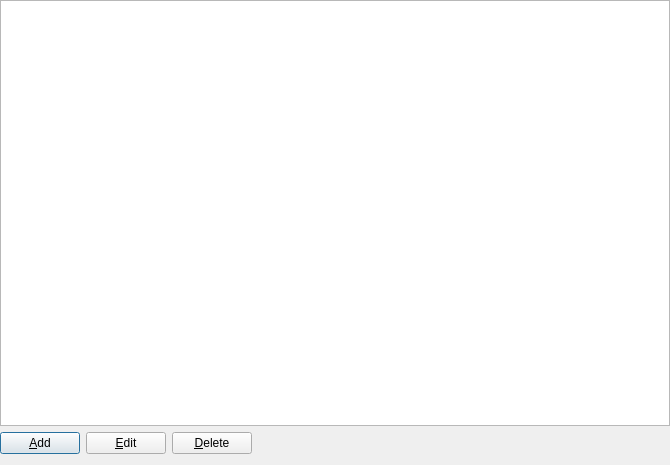
Old version of the form forms/heavenlybody/heavenlybodyoverview.ui in the repository fdeitelhoff/SolarSystemSimulation.
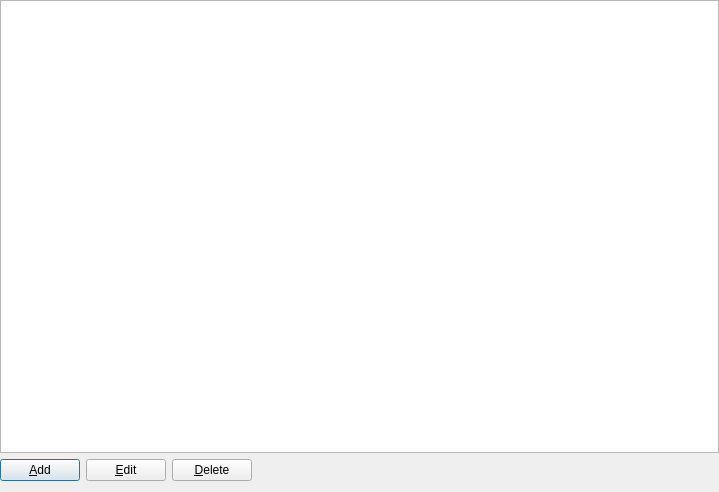
New version of the form.

What changed in the file:
```diff
--- a/forms/heavenlybody/heavenlybodyoverview.ui
+++ b/forms/heavenlybody/heavenlybodyoverview.ui
@@ -6,8 +6,8 @@
    <rect>
     <x>0</x>
     <y>0</y>
-    <width>670</width>
-    <height>465</height>
+    <width>719</width>
+    <height>492</height>
    </rect>
   </property>
   <property name="windowTitle">
```
